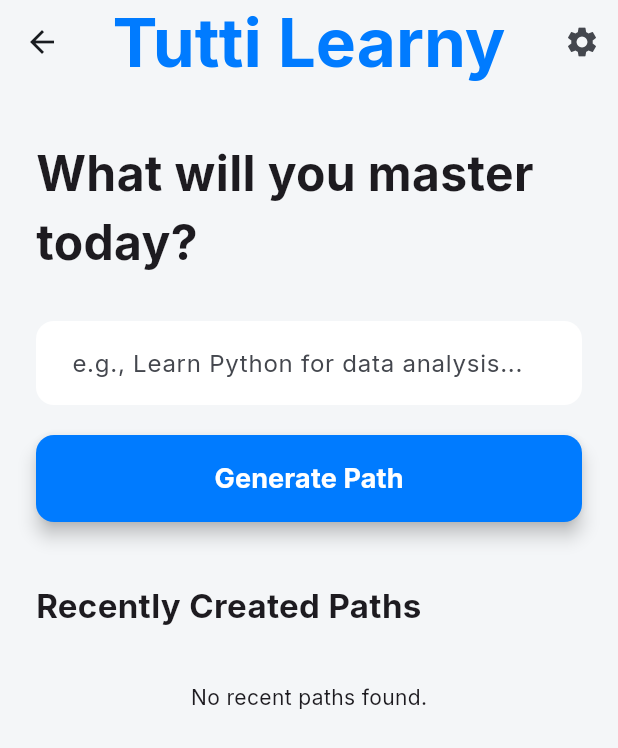
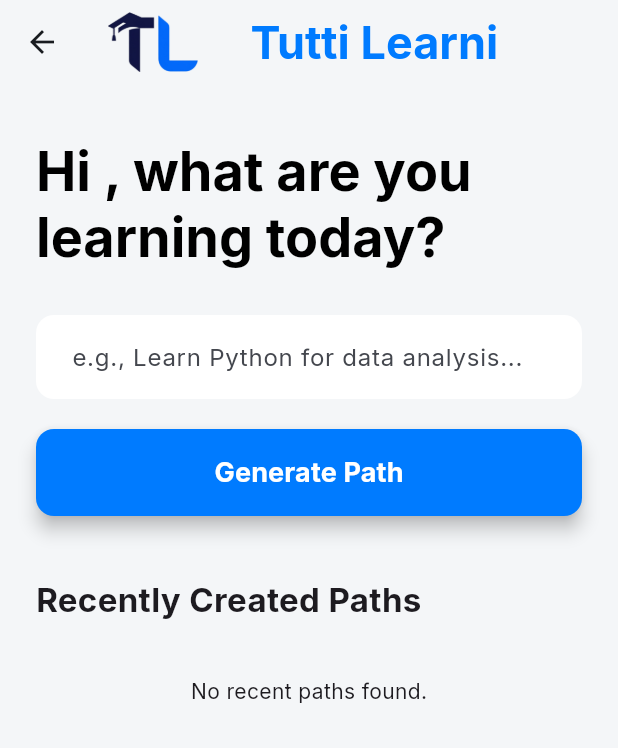
Before and after one commit to jorgealves96/tutti-learny-frontend, a Flutter app: the HomeScreen screen opened directly with empty values, on a phone screen of 412 x 824 dp. Shown: the top 748 px of the screen. Run offline on Flutter 3.47's test engine with Material 3 defaults, Android fonts, the phone set to English and light mode, and no system bars; our stand-ins replace firebase_auth, firebase_core, google_fonts, google_sign_in, percent_indicator, webview_flutter and 1 more; accounts and stored records are empty; generated files the repository leaves out were written again; network calls fail.

Commit message:
- Name change to tutti learni - Can change name in profile screen - Progress bar in recent items - Remove settings wheel from home screen - Probably other things

```diff
--- a/lib/generating_path_screen.dart
+++ b/lib/generating_path_screen.dart
@@ -60,7 +60,7 @@ class _GeneratingPathScreenState extends State<GeneratingPathScreen> with Single
     return Scaffold(
       appBar: AppBar(
         title: Text(
-          'Tutti Learny',
+          'Tutti Learni',
           style: TextStyle(
             fontWeight: FontWeight.bold,
             color: Theme.of(context).colorScheme.primary,
--- a/lib/home_screen.dart
+++ b/lib/home_screen.dart
@@ -1,9 +1,12 @@
 import 'package:flutter/material.dart';
+import 'package:firebase_auth/firebase_auth.dart';
+import 'package:percent_indicator/percent_indicator.dart';
+import 'auth_service.dart';
 import 'my_path_model.dart';
 import 'path_detail_screen.dart';
 import 'generating_path_screen.dart';
 
-class HomeScreen extends StatelessWidget {
+class HomeScreen extends StatefulWidget {
   final List<MyPath> recentPaths;
   final VoidCallback onPathAction;
   final FocusNode homeFocusNode;
@@ -16,11 +19,28 @@ class HomeScreen extends StatelessWidget {
   });
 
   @override
-  Widget build(BuildContext context) {
-    final TextEditingController promptController = TextEditingController();
+  State<HomeScreen> createState() => _HomeScreenState();
+}
 
-    void generatePath() {
-      final prompt = promptController.text;
+class _HomeScreenState extends State<HomeScreen> {
+  final TextEditingController _promptController = TextEditingController();
+  User? _user;
+
+  @override
+  void initState() {
+    super.initState();
+    // Get the currently logged-in user from your AuthService
+    _user = AuthService.currentUser;
+  }
+
+  @override
+  void dispose() {
+    _promptController.dispose();
+    super.dispose();
+  }
+
+  void _generatePath() {
+    final prompt = _promptController.text;
     if (prompt.isNotEmpty) {
       Navigator.push<int>(
         context,
@@ -28,22 +48,14 @@ class HomeScreen extends StatelessWidget {
           builder: (context) => GeneratingPathScreen(prompt: prompt),
         ),
       ).then((newPathId) {
-          // This block runs after the GeneratingPathScreen pops
         if (newPathId != null) {
-            // First, refresh the master list in the background
-            onPathAction();
-
-            // Then, navigate to the new detail screen
+          widget.onPathAction();
           Navigator.push(
             context,
             MaterialPageRoute(
               builder: (context) => PathDetailScreen(pathId: newPathId),
             ),
-            ).then((_) {
-              // This block runs when the user returns from the new detail screen,
-              // ensuring the progress is updated on the home screen as well.
-              onPathAction();
-            });
+          ).then((_) => widget.onPathAction());
         }
       });
     } else {
@@ -56,25 +68,37 @@ class HomeScreen extends StatelessWidget {
     }
   }
 
-    final displayedPaths = recentPaths.take(3).toList();
+  @override
+  Widget build(BuildContext context) {
+    final displayedPaths = widget.recentPaths.take(3).toList();
+    final userName = _user?.displayName?.split(' ').first ?? 'there';
 
     return Scaffold(
       appBar: AppBar(
-        title: Text(
-          'Tutti Learny',
+        // The title is now a Row to accommodate the logo and text
+        title: Row(
+          mainAxisAlignment: MainAxisAlignment.center,
+          mainAxisSize: MainAxisSize.min,
+          children: [
+            // Add the logo image
+            Image.asset(
+              'assets/images/logo_original_size.png',
+              height: 40, // Adjust the height as needed
+            ),
+            const SizedBox(
+              width: 35,
+            ), // Add some space between the logo and text
+            Text(
+              'Tutti Learni',
               style: TextStyle(
                 fontWeight: FontWeight.bold,
-            fontSize: 45,
+                fontSize: 30, // Adjusted font size to fit
                 color: Theme.of(context).colorScheme.secondary,
               ),
             ),
-        centerTitle: true, // This line centers the title
-        actions: [
-          IconButton(
-            icon: const Icon(Icons.settings),
-            onPressed: () {},
+          ],
         ),
-        ],
+        centerTitle: false,
         backgroundColor: Colors.transparent,
         elevation: 0,
       ),
@@ -84,14 +108,22 @@ class HomeScreen extends StatelessWidget {
           crossAxisAlignment: CrossAxisAlignment.start,
           children: [
             const SizedBox(height: 20),
-            const Text(
-              'What will you master today?',
-              style: TextStyle(fontSize: 32, fontWeight: FontWeight.bold),
+            RichText(
+              text: TextSpan(
+                style: Theme.of(context).textTheme.displaySmall?.copyWith(
+                  fontWeight: FontWeight.bold,
+                  color: Colors.black,
+                ),
+                children: <TextSpan>[
+                  TextSpan(text: 'Hi $userName, '),
+                  const TextSpan(text: 'what are you learning today?'),
+                ],
+              ),
             ),
             const SizedBox(height: 30),
             TextField(
-              controller: promptController,
-              focusNode: homeFocusNode,
+              controller: _promptController,
+              focusNode: widget.homeFocusNode,
               decoration: InputDecoration(
                 hintText: 'e.g., Learn Python for data analysis...',
                 filled: true,
@@ -100,15 +132,18 @@ class HomeScreen extends StatelessWidget {
                   borderRadius: BorderRadius.circular(12.0),
                   borderSide: BorderSide.none,
                 ),
-                contentPadding: const EdgeInsets.symmetric(vertical: 16.0, horizontal: 20.0),
+                contentPadding: const EdgeInsets.symmetric(
+                  vertical: 16.0,
+                  horizontal: 20.0,
                 ),
-              onSubmitted: (_) => generatePath(),
+              ),
+              onSubmitted: (_) => _generatePath(),
             ),
             const SizedBox(height: 20),
             SizedBox(
               width: double.infinity,
               child: ElevatedButton(
-                onPressed: generatePath,
+                onPressed: _generatePath,
                 style: ElevatedButton.styleFrom(
                   backgroundColor: Theme.of(context).colorScheme.secondary,
                   foregroundColor: Colors.white,
@@ -131,10 +166,12 @@ class HomeScreen extends StatelessWidget {
             ),
             const SizedBox(height: 16),
             if (displayedPaths.isEmpty)
-              const Center(child: Padding(
+              const Center(
+                child: Padding(
                   padding: EdgeInsets.only(top: 20.0),
                   child: Text('No recent paths found.'),
-              ))
+                ),
+              )
             else
               ListView.builder(
                 shrinkWrap: true,
@@ -150,15 +187,33 @@ class HomeScreen extends StatelessWidget {
                       borderRadius: BorderRadius.circular(12.0),
                     ),
                     child: ListTile(
-                      title: Text(path.title, style: const TextStyle(fontWeight: FontWeight.w600)),
-                      trailing: const Icon(Icons.chevron_right),
+                      title: Text(
+                        path.title,
+                        style: const TextStyle(fontWeight: FontWeight.w600),
+                      ),
+                      trailing: CircularPercentIndicator(
+                        radius: 22.0,
+                        lineWidth: 5.0,
+                        percent: path.progress,
+                        center: Text(
+                          "${(path.progress * 100).toInt()}%",
+                          style: const TextStyle(
+                            fontSize: 10.0,
+                            fontWeight: FontWeight.bold,
+                          ),
+                        ),
+                        progressColor: Theme.of(context).colorScheme.secondary,
+                        backgroundColor: Colors.grey.shade300,
+                        circularStrokeCap: CircularStrokeCap.round,
+                      ),
                       onTap: () {
                         Navigator.push(
                           context,
                           MaterialPageRoute(
-                            builder: (context) => PathDetailScreen(pathId: path.id),
+                            builder: (context) =>
+                                PathDetailScreen(pathId: path.id),
                           ),
-                        ).then((_) => onPathAction());
+                        ).then((_) => widget.onPathAction());
                       },
                     ),
                   );
--- a/lib/main.dart
+++ b/lib/main.dart
@@ -21,7 +21,7 @@ class TuttiLearnyApp extends StatelessWidget {
   @override
   Widget build(BuildContext context) {
     return MaterialApp(
-      title: 'Tutti Learny',
+      title: 'Tutti Learni',
       theme: ThemeData(
         colorScheme: ColorScheme.fromSeed(
           seedColor: const Color(0xFF0A192F),
```
Also changed, not shown: lib/api_service.dart (+26 -2 lines), lib/login_screen.dart (+5 -5 lines), lib/main_screen.dart (+19 -10 lines), lib/my_paths_screen.dart (+19 -52 lines), lib/profile_screen.dart (+110 -92 lines), assets/images/google_logo.png, 2 other files. Lines whose indentation alone changed are shown as unchanged.
